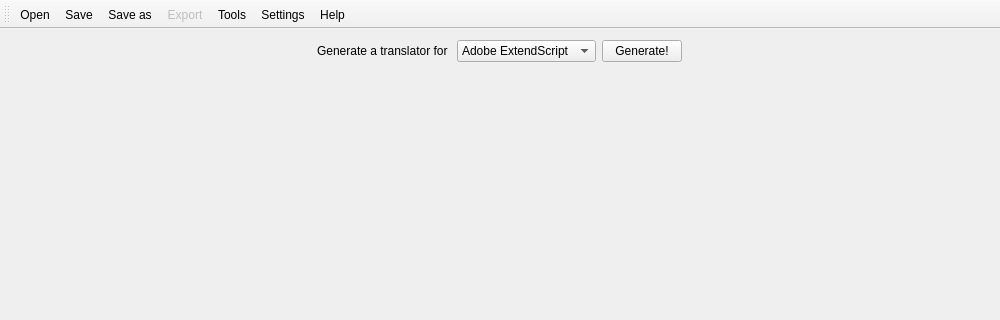
This is src/mainwindow.ui in RxLaboratory/DuTF as Qt 5 draws it before an edit; both pictures show x 0 to 1000 and y 0 to 320 of the 1000 by 779 pixel window. The edited form follows.
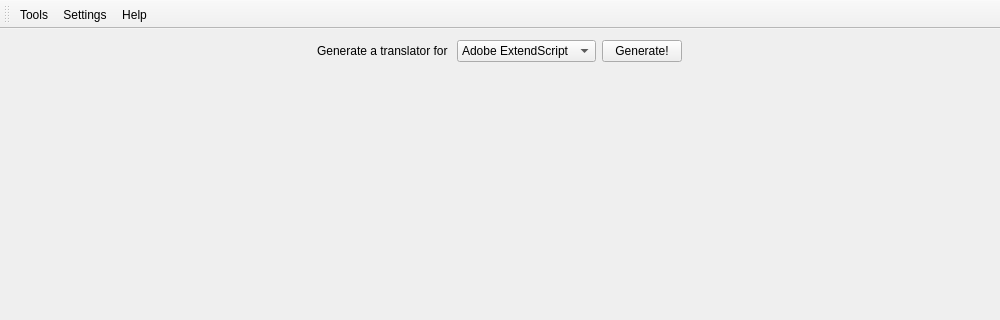
This is the edited form. Icons and pictures are not drawn.

Commit message:
#51 added menus for open and save
still have to update the CSS to style the menus

```diff
--- a/src/mainwindow.ui
+++ b/src/mainwindow.ui
@@ -277,10 +277,6 @@
    <attribute name="toolBarBreak">
     <bool>false</bool>
    </attribute>
-   <addaction name="btn_actionOpen"/>
-   <addaction name="btn_actionSave"/>
-   <addaction name="btn_actionSaveAs"/>
-   <addaction name="btn_actionExport"/>
    <addaction name="btn_actionTools"/>
    <addaction name="btn_actionPreferences"/>
    <addaction name="btn_actionAbout"/>
```
Left out of the diff: 51 changed lines with no effect on the pictures. The commit also changes 3 other files.
